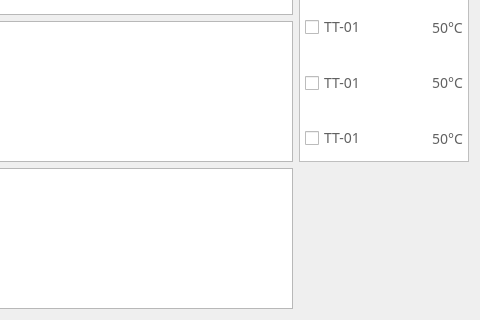
This is DeviceStatus/RealTimeCurve/rtcurve.ui in Hccccc1/MOH_viewer as Qt 5 draws it before an edit; both pictures show x 754 to 1234 and y 322 to 642 of the 1234 by 642 pixel window. The edited form follows.
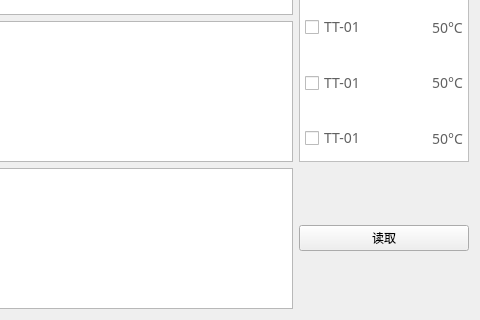
This is the edited form. Icons and pictures are not drawn. Custom widgets are drawn as their Qt base class.

Commit message: 调试实时曲线及设备通讯,修改了读取时的地址

```diff
--- a/DeviceStatus/RealTimeCurve/rtcurve.ui
+++ b/DeviceStatus/RealTimeCurve/rtcurve.ui
@@ -957,6 +957,13 @@
      </item>
     </layout>
    </item>
+   <item row="4" column="2">
+    <widget class="QPushButton" name="readButton">
+     <property name="text">
+      <string>读取</string>
+     </property>
+    </widget>
+   </item>
   </layout>
  </widget>
  <customwidgets>
```
The commit also changes 9 other files.
